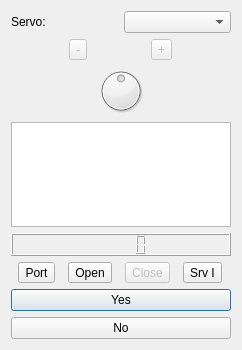
The window that visao-c/workspace/inmoov_qt/src/remotecontrolwindow.ui (xtarke/visao) describes before a commit, drawn with Qt 5.
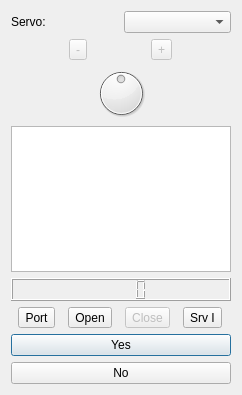
The same window after the commit.

Diff of the .ui file:
```diff
--- a/visao-c/workspace/inmoov_qt/src/remotecontrolwindow.ui
+++ b/visao-c/workspace/inmoov_qt/src/remotecontrolwindow.ui
@@ -7,7 +7,7 @@
     <x>0</x>
     <y>0</y>
     <width>242</width>
-    <height>350</height>
+    <height>395</height>
    </rect>
   </property>
   <property name="windowTitle">
@@ -87,6 +87,9 @@
          <property name="text">
           <string>Port</string>
          </property>
+         <property name="checkable">
+          <bool>false</bool>
+         </property>
         </widget>
        </item>
        <item>
@@ -114,6 +117,12 @@
          <property name="text">
           <string>Srv I</string>
          </property>
+         <property name="checkable">
+          <bool>true</bool>
+         </property>
+         <property name="checked">
+          <bool>false</bool>
+         </property>
         </widget>
        </item>
       </layout>
```
